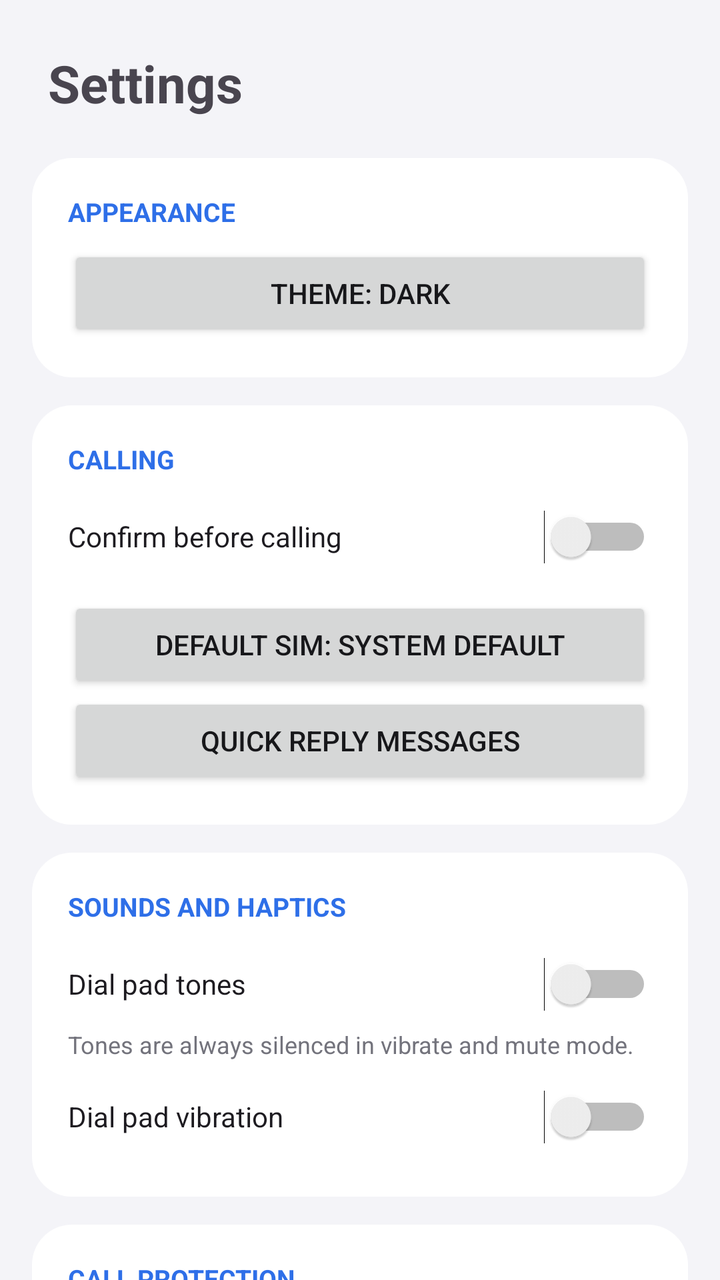
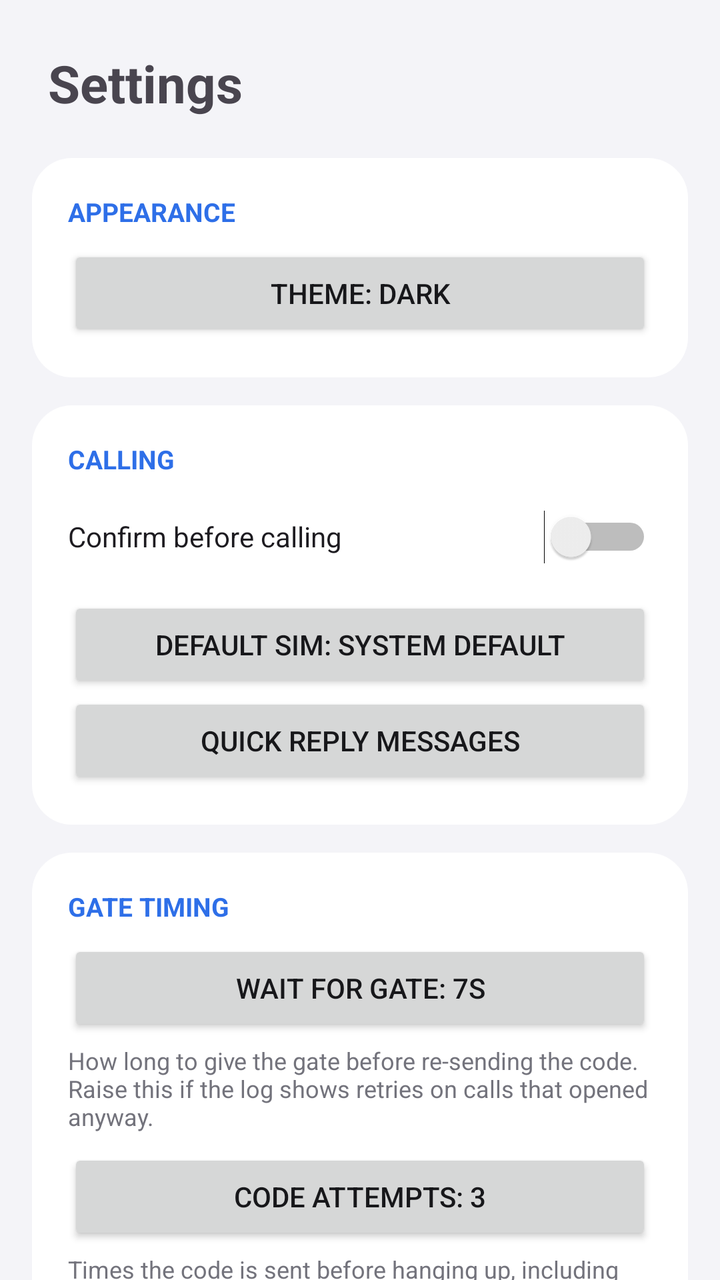

The first picture is an Android layout as it rendered before a commit; the second is the same layout after the commit. The layout source and the unified diff follow.
<!-- AndroidManifest.xml: application theme Theme.CallAssist -->
<!-- res/layout/activity_settings.xml -->
<?xml version="1.0" encoding="utf-8"?>
<ScrollView xmlns:android="http://schemas.android.com/apk/res/android"
    android:layout_width="match_parent"
    android:layout_height="match_parent"
    android:scrollbars="none">

    <LinearLayout
        android:layout_width="match_parent"
        android:layout_height="wrap_content"
        android:orientation="vertical"
        android:paddingStart="16dp"
        android:paddingTop="24dp"
        android:paddingEnd="16dp"
        android:paddingBottom="24dp">

        <TextView
            android:layout_width="wrap_content"
            android:layout_height="wrap_content"
            android:layout_marginStart="8dp"
            android:text="Settings"
            android:textSize="26sp"
            android:textStyle="bold" />

        <LinearLayout
            android:layout_width="match_parent"
            android:layout_height="wrap_content"
            android:layout_marginTop="20dp"
            android:background="@drawable/bg_card"
            android:orientation="vertical"
            android:padding="18dp">

            <TextView
                style="@style/SectionTitle"
                android:layout_width="wrap_content"
                android:layout_height="wrap_content"
                android:text="APPEARANCE" />

            <Button
                android:id="@+id/btnTheme"
                android:layout_width="match_parent"
                android:layout_height="wrap_content"
                android:text="Theme: Dark" />
        </LinearLayout>

        <LinearLayout
            android:layout_width="match_parent"
            android:layout_height="wrap_content"
            android:layout_marginTop="14dp"
            android:background="@drawable/bg_card"
            android:orientation="vertical"
            android:padding="18dp">

            <TextView
                style="@style/SectionTitle"
                android:layout_width="wrap_content"
                android:layout_height="wrap_content"
                android:text="CALLING" />

            <Switch
                android:id="@+id/switchConfirm"
                android:layout_width="match_parent"
                android:layout_height="wrap_content"
                android:minHeight="44dp"
                android:text="Confirm before calling" />

            <Button
                android:id="@+id/btnSim"
                android:layout_width="match_parent"
                android:layout_height="wrap_content"
                android:layout_marginTop="8dp"
                android:text="Default SIM: System default" />

            <Button
                android:id="@+id/btnReplies"
                android:layout_width="match_parent"
                android:layout_height="wrap_content"
                android:text="Quick reply messages" />
        </LinearLayout>

        <LinearLayout
            android:layout_width="match_parent"
            android:layout_height="wrap_content"
            android:layout_marginTop="14dp"
            android:background="@drawable/bg_card"
            android:orientation="vertical"
            android:padding="18dp">

            <TextView
                style="@style/SectionTitle"
                android:layout_width="wrap_content"
                android:layout_height="wrap_content"
                android:text="SOUNDS AND HAPTICS" />

            <Switch
                android:id="@+id/switchTones"
                android:layout_width="match_parent"
                android:layout_height="wrap_content"
                android:minHeight="44dp"
                android:text="Dial pad tones" />

            <TextView
                android:layout_width="match_parent"
                android:layout_height="wrap_content"
                android:text="Tones are always silenced in vibrate and mute mode."
                android:textColor="@color/textSecondary"
                android:textSize="12sp" />

            <Switch
                android:id="@+id/switchHaptics"
                android:layout_width="match_parent"
                android:layout_height="wrap_content"
                android:layout_marginTop="6dp"
                android:minHeight="44dp"
                android:text="Dial pad vibration" />
        </LinearLayout>

        <LinearLayout
            android:layout_width="match_parent"
            android:layout_height="wrap_content"
            android:layout_marginTop="14dp"
            android:background="@drawable/bg_card"
            android:orientation="vertical"
            android:padding="18dp">

            <TextView
                style="@style/SectionTitle"
                android:layout_width="wrap_content"
                android:layout_height="wrap_content"
                android:text="CALL PROTECTION" />

            <Button
                android:id="@+id/btnBlocked"
                android:layout_width="match_parent"
                android:layout_height="wrap_content"
                android:text="Blocked numbers" />

            <TextView
                android:layout_width="match_parent"
                android:layout_height="wrap_content"
                android:layout_marginTop="4dp"
                android:text="Blocked callers are rejected system-wide by Android."
                android:textColor="@color/textSecondary"
                android:textSize="12sp" />
        </LinearLayout>

        <LinearLayout
            android:layout_width="match_parent"
            android:layout_height="wrap_content"
            android:layout_marginTop="14dp"
            android:background="@drawable/bg_card"
            android:orientation="vertical"
            android:padding="18dp">

            <TextView
                style="@style/SectionTitle"
                android:layout_width="wrap_content"
                android:layout_height="wrap_content"
                android:text="SYSTEM" />

            <Button
                android:id="@+id/btnBattery"
                android:layout_width="match_parent"
                android:layout_height="wrap_content"
                android:text="Disable battery optimization" />

            <TextView
                android:id="@+id/batteryHint"
                android:layout_width="match_parent"
                android:layout_height="wrap_content"
                android:layout_marginTop="4dp"
                android:text="Keeps Samsung's battery manager from ever interfering with gate automation."
                android:textColor="@color/textSecondary"
                android:textSize="12sp" />
        </LinearLayout>

        <TextView
            android:id="@+id/versionText"
            android:layout_width="match_parent"
            android:layout_height="wrap_content"
            android:layout_marginTop="20dp"
            android:gravity="center"
            android:textColor="@color/textSecondary"
            android:textSize="12sp" />
    </LinearLayout>
</ScrollView>
<!-- resources referenced by this layout -->
<resources>
  <color name="textSecondary">#73737C</color>
  <!-- drawable bg_card (drawable) -->
  <?xml version="1.0" encoding="utf-8"?>
  <shape xmlns:android="http://schemas.android.com/apk/res/android" android:shape="rectangle">
      <solid android:color="@color/card" />
      <corners android:radius="20dp" />
  </shape>
  <style name="SectionTitle">
          <item name="android:textSize">13sp</item>
          <item name="android:textStyle">bold</item>
          <item name="android:textColor">@color/accent</item>
          <item name="android:layout_marginBottom">8dp</item>
      </style>
  <color name="card">#FFFFFF</color>
  <color name="accent">#2E6FE8</color>
  <color name="bg">#F4F4F8</color>
  <color name="card2">#ECECF1</color>
  <color name="accentSoft">#DCE8FF</color>
  <color name="textPrimary">#17171A</color>
  <style name="AppButton" parent="Widget.Material3.Button">
          <item name="backgroundTint">@color/card2</item>
          <item name="android:textColor">@color/textPrimary</item>
          <item name="cornerRadius">24dp</item>
          <item name="android:textAllCaps">false</item>
          <item name="android:letterSpacing">0</item>
          <item name="android:textSize">15sp</item>
          <item name="android:insetTop">4dp</item>
          <item name="android:insetBottom">4dp</item>
      </style>
  <style name="GlassAlertDialog" parent="ThemeOverlay.Material3.MaterialAlertDialog">
          <item name="alertDialogStyle">@style/GlassAlertDialogStyle</item>
          <item name="materialAlertDialogTitleTextStyle">@style/GlassAlertTitle</item>
          <item name="buttonBarPositiveButtonStyle">@style/GlassAlertButton</item>
          <item name="buttonBarNegativeButtonStyle">@style/GlassAlertButton</item>
          <item name="buttonBarNeutralButtonStyle">@style/GlassAlertButton</item>
          <item name="android:backgroundDimAmount">0.55</item>
      </style>
  <style name="GlassAlertDialogStyle" parent="MaterialAlertDialog.Material3">
          <item name="shapeAppearanceOverlay">@style/GlassAlertShape</item>
          <item name="backgroundTint">@color/navBg</item>
      </style>
  <style name="GlassAlertTitle" parent="MaterialAlertDialog.Material3.Title.Text">
          <item name="android:textColor">@color/textPrimary</item>
          <item name="android:textSize">20sp</item>
          <item name="android:textStyle">bold</item>
      </style>
  <style name="GlassAlertButton" parent="Widget.Material3.Button.TextButton.Dialog">
          <item name="android:textColor">@color/accent</item>
          <item name="android:textAllCaps">false</item>
          <item name="android:textSize">16sp</item>
          <item name="android:letterSpacing">0</item>
      </style>
  <style name="GlassAlertShape">
          <item name="cornerFamily">rounded</item>
          <item name="cornerSize">30dp</item>
      </style>
  <color name="navBg">#F2F4F4F8</color>
</resources>

<!-- the commit's change to res/layout/activity_settings.xml (unified diff, before → after) -->
@@ -89,6 +89,50 @@
                 style="@style/SectionTitle"
                 android:layout_width="wrap_content"
                 android:layout_height="wrap_content"
+                android:text="GATE TIMING" />
+
+            <Button
+                android:id="@+id/btnRetryWait"
+                android:layout_width="match_parent"
+                android:layout_height="wrap_content"
+                android:text="Wait for gate: 7s" />
+
+            <TextView
+                android:layout_width="match_parent"
+                android:layout_height="wrap_content"
+                android:layout_marginTop="4dp"
+                android:text="How long to give the gate before re-sending the code. Raise this if the log shows retries on calls that opened anyway."
+                android:textColor="@color/textSecondary"
+                android:textSize="12sp" />
+
+            <Button
+                android:id="@+id/btnMaxAttempts"
+                android:layout_width="match_parent"
+                android:layout_height="wrap_content"
+                android:layout_marginTop="8dp"
+                android:text="Code attempts: 3" />
+
+            <TextView
+                android:layout_width="match_parent"
+                android:layout_height="wrap_content"
+                android:layout_marginTop="4dp"
+                android:text="Times the code is sent before hanging up, including the first."
+                android:textColor="@color/textSecondary"
+                android:textSize="12sp" />
+        </LinearLayout>
+
+        <LinearLayout
+            android:layout_width="match_parent"
+            android:layout_height="wrap_content"
+            android:layout_marginTop="14dp"
+            android:background="@drawable/bg_card"
+            android:orientation="vertical"
+            android:padding="18dp">
+
+            <TextView
+                style="@style/SectionTitle"
+                android:layout_width="wrap_content"
+                android:layout_height="wrap_content"
                 android:text="SOUNDS AND HAPTICS" />
 
             <Switch
